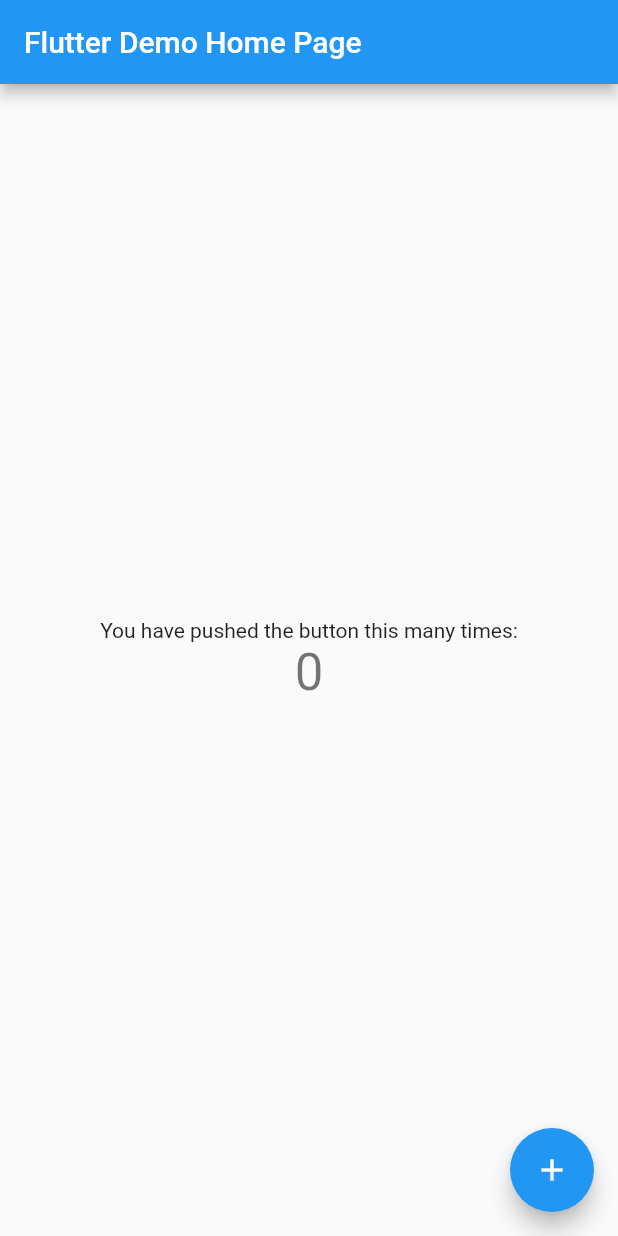
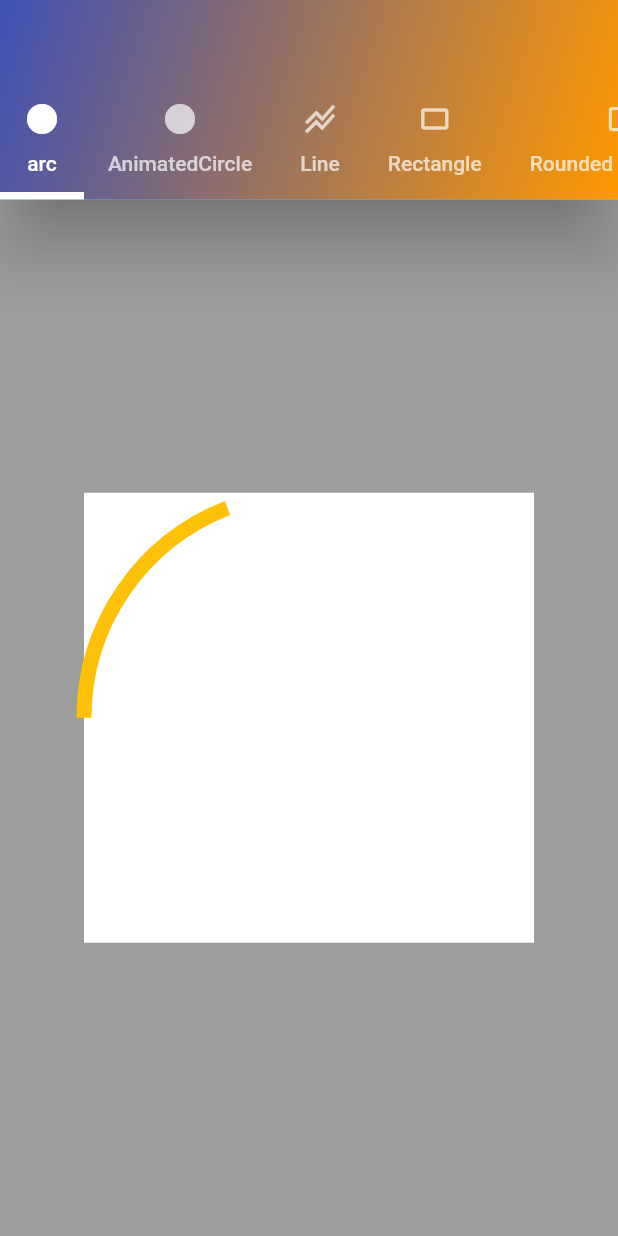
Before and after one commit to BudaSamir/Flutter-Cutom-Painting, a Flutter app: the screen it shows after launch, on a phone screen of 412 x 824 dp. Run offline on Flutter 3.47's test engine with Material 2 defaults, Android fonts, the light colour scheme and no system bars.

Commit message:
not done yet

```diff
--- a/custom_paint_one/lib/main.dart
+++ b/custom_paint_one/lib/main.dart
@@ -1,3 +1,13 @@
+import 'package:custom_paint_one/pages/animated_arc_page.dart';
+import 'package:custom_paint_one/pages/animated_circle_page.dart';
+import 'package:custom_paint_one/pages/arc_paint_page.dart';
+import 'package:custom_paint_one/pages/circle_paint_page.dart';
+import 'package:custom_paint_one/pages/image_paint_page.dart';
+import 'package:custom_paint_one/pages/line_paint_page.dart';
+import 'package:custom_paint_one/pages/rectangle_paint_page.dart';
+import 'package:custom_paint_one/pages/rounded_rectangle_paint_page.dart';
+import 'package:custom_paint_one/pages/triangle_paint_page.dart';
+import 'package:custom_paint_one/tabbar_widget.dart';
 import 'package:flutter/material.dart';
 
 void main() {
@@ -6,110 +16,40 @@
 
 class MyApp extends StatelessWidget {
   const MyApp({super.key});
-
-  // This widget is the root of your application.
   @override
   Widget build(BuildContext context) {
-    return MaterialApp(
-      title: 'Flutter Demo',
-      theme: ThemeData(
-        // This is the theme of your application.
-        //
-        // Try running your application with "flutter run". You'll see the
-        // application has a blue toolbar. Then, without quitting the app, try
-        // changing the primarySwatch below to Colors.green and then invoke
-        // "hot reload" (press "r" in the console where you ran "flutter run",
-        // or simply save your changes to "hot reload" in a Flutter IDE).
-        // Notice that the counter didn't reset back to zero; the application
-        // is not restarted.
-        primarySwatch: Colors.blue,
-      ),
-      home: const MyHomePage(title: 'Flutter Demo Home Page'),
+    return const MaterialApp(
+      debugShowCheckedModeBanner: false,
+      home: MainPage(),
     );
   }
 }
 
-class MyHomePage extends StatefulWidget {
-  const MyHomePage({super.key, required this.title});
-
-  // This widget is the home page of your application. It is stateful, meaning
-  // that it has a State object (defined below) that contains fields that affect
-  // how it looks.
-
-  // This class is the configuration for the state. It holds the values (in this
-  // case the title) provided by the parent (in this case the App widget) and
-  // used by the build method of the State. Fields in a Widget subclass are
-  // always marked "final".
-
-  final String title;
-
+class MainPage extends StatelessWidget {
+  const MainPage({super.key});
   @override
-  State<MyHomePage> createState() => _MyHomePageState();
+  Widget build(BuildContext context) => const TabBarWidget(
+        tabs: [
+          Tab(icon: Icon(Icons.circle), text: 'arc'),
+          Tab(icon: Icon(Icons.circle), text: 'AnimatedCircle'),
+          Tab(icon: Icon(Icons.stacked_line_chart), text: 'Line'),
+          Tab(icon: Icon(Icons.crop_landscape), text: 'Rectangle'),
+          Tab(icon: Icon(Icons.crop_square), text: 'Rounded Rectangle'),
+          Tab(icon: Icon(Icons.circle), text: 'Circle'),
+          Tab(icon: Icon(Icons.architecture), text: 'Arc'),
+          Tab(icon: Icon(Icons.warning), text: 'Triangle'),
+          Tab(icon: Icon(Icons.image), text: 'Image'),
+        ],
+        children: [
+          AnimatedArcPage(),
+          RadialProgressWidget(),
+          LinePaintPage(),
+          RectanglePaintPage(),
+          RoundedRectanglePaintPage(),
+          CirclePaintPage(),
+          ArcPaintPage(),
+          TrianglePaintPage(),
+          ImagePaintPage(),
+        ],
+      );
 }
-
-class _MyHomePageState extends State<MyHomePage> {
-  int _counter = 0;
-
-  void _incrementCounter() {
-    setState(() {
-      // This call to setState tells the Flutter framework that something has
-      // changed in this State, which causes it to rerun the build method below
-      // so that the display can reflect the updated values. If we changed
-      // _counter without calling setState(), then the build method would not be
-      // called again, and so nothing would appear to happen.
-      _counter++;
-    });
-  }
-
-  @override
-  Widget build(BuildContext context) {
-    // This method is rerun every time setState is called, for instance as done
-    // by the _incrementCounter method above.
-    //
-    // The Flutter framework has been optimized to make rerunning build methods
-    // fast, so that you can just rebuild anything that needs updating rather
-    // than having to individually change instances of widgets.
-    return Scaffold(
-      appBar: AppBar(
-        // Here we take the value from the MyHomePage object that was created by
-        // the App.build method, and use it to set our appbar title.
-        title: Text(widget.title),
-      ),
-      body: Center(
-        // Center is a layout widget. It takes a single child and positions it
-        // in the middle of the parent.
-        child: Column(
-          // Column is also a layout widget. It takes a list of children and
-          // arranges them vertically. By default, it sizes itself to fit its
-          // children horizontally, and tries to be as tall as its parent.
-          //
-          // Invoke "debug painting" (press "p" in the console, choose the
-          // "Toggle Debug Paint" action from the Flutter Inspector in Android
-          // Studio, or the "Toggle Debug Paint" command in Visual Studio Code)
-          // to see the wireframe for each widget.
-          //
-          // Column has various properties to control how it sizes itself and
-          // how it positions its children. Here we use mainAxisAlignment to
-          // center the children vertically; the main axis here is the vertical
-          // axis because Columns are vertical (the cross axis would be
-          // horizontal).
-          mainAxisAlignment: MainAxisAlignment.center,
-          children: <Widget>[
-            const Text(
-              'You have pushed the button this many times:',
-            ),
-            Text(
-              '$_counter',
-              style: Theme.of(context).textTheme.headlineMedium,
-            ),
-          ],
-        ),
-      ),
-      floatingActionButton: FloatingActionButton(
-        onPressed: _incrementCounter,
-        tooltip: 'Increment',
-        child: const Icon(Icons.add),
-      ), // This trailing comma makes auto-formatting nicer for build methods.
-    );
-  }
-}
--- /dev/null
+++ b/custom_paint_one/lib/pages/animated_arc_page.dart
@@ -0,0 +1,89 @@
+// ignore_for_file: public_member_api_docs, sort_constructors_first
+import 'dart:async';
+import 'dart:math' as math;
+
+import 'package:flutter/material.dart';
+
+class AnimatedArcPage extends StatefulWidget {
+  const AnimatedArcPage({super.key});
+
+  @override
+  State<AnimatedArcPage> createState() => _AnimatedArcPageState();
+}
+
+class _AnimatedArcPageState extends State<AnimatedArcPage>
+    with SingleTickerProviderStateMixin {
+  late Animation<double> animation;
+  late AnimationController animationController;
+
+  @override
+  void initState() {
+    // TODO: implement initState
+    super.initState();
+
+    animationController =
+        AnimationController(duration: Duration(seconds: 5), vsync: this);
+
+    final curvedAnimation =
+        CurvedAnimation(parent: animationController, curve: Curves.easeIn);
+
+    animation = Tween(begin: 0.0, end: 3.14).animate(curvedAnimation)
+      ..addListener(() {
+        setState(() {});
+      });
+    animationController.repeat(reverse: false);
+  }
+
+  @override
+  void dispose() {
+    animationController.dispose();
+    super.dispose();
+  }
+
+  @override
+  Widget build(BuildContext context) {
+    return Scaffold(
+      backgroundColor: Colors.grey,
+      body: Center(
+        child: Container(
+          width: 300,
+          height: 300,
+          color: Colors.white,
+          child: CustomPaint(
+            painter: AnimatedArc(
+              arc: animation.value,
+            ),
+          ),
+        ),
+      ),
+    );
+  }
+}
+
+class AnimatedArc extends CustomPainter {
+  double arc;
+  AnimatedArc({
+    required this.arc,
+  });
+  @override
+  void paint(Canvas canvas, Size size) {
+    final rect = Rect.fromLTRB(0, 0, 300, 300);
+
+    // drawGuide(canvas, c, 100.0);
+    drawArc(canvas, rect);
+  }
+
+  void drawArc(Canvas canvas, Rect rect) {
+    const startAngle = -math.pi;
+    final sweepAngle = arc != null ? arc : math.pi;
+
+    final paint = Paint()
+      ..color = Colors.amber
+      ..strokeWidth = 10
+      ..style = PaintingStyle.stroke;
+    canvas.drawArc(rect, startAngle, sweepAngle, false, paint);
+  }
+
+  @override
+  bool shouldRepaint(covariant CustomPainter oldDelegate) => true;
+}
--- /dev/null
+++ b/custom_paint_one/lib/tabbar_widget.dart
@@ -0,0 +1,40 @@
+import 'package:flutter/material.dart';
+
+class TabBarWidget extends StatelessWidget {
+  final List<Tab> tabs;
+  final List<Widget> children;
+
+  const TabBarWidget({
+    Key? key,
+    required this.tabs,
+    required this.children,
+  }) : super(key: key);
+
+  @override
+  Widget build(BuildContext context) => DefaultTabController(
+        length: tabs.length,
+        child: Scaffold(
+          appBar: AppBar(
+            centerTitle: true,
+            flexibleSpace: Container(
+              decoration: const BoxDecoration(
+                gradient: LinearGradient(
+                  colors: [Colors.orange, Colors.indigo],
+                  begin: Alignment.bottomRight,
+                  end: Alignment.topLeft,
+                ),
+              ),
+            ),
+            bottom: TabBar(
+              isScrollable: true,
+              indicatorColor: Colors.white,
+              indicatorWeight: 5,
+              tabs: tabs,
+            ),
+            elevation: 20,
+            titleSpacing: 20,
+          ),
+          body: TabBarView(children: children),
+        ),
+      );
+}
```
Also changed, not shown: custom_paint_one/lib/pages/animated_circle_page.dart (added, +88 -0 lines), custom_paint_one/lib/pages/arc_paint_page.dart (added, +49 -0 lines), custom_paint_one/lib/pages/circle_paint_page.dart (added, +41 -0 lines), custom_paint_one/lib/pages/image_paint_page.dart (added, +10 -0 lines), custom_paint_one/lib/pages/line_paint_page.dart (added, +47 -0 lines), custom_paint_one/lib/pages/rectangle_paint_page.dart (added, +41 -0 lines), custom_paint_one/lib/pages/rounded_rectangle_paint_page.dart (added, +42 -0 lines), custom_paint_one/lib/pages/triangle_paint_page.dart (added, +10 -0 lines).
